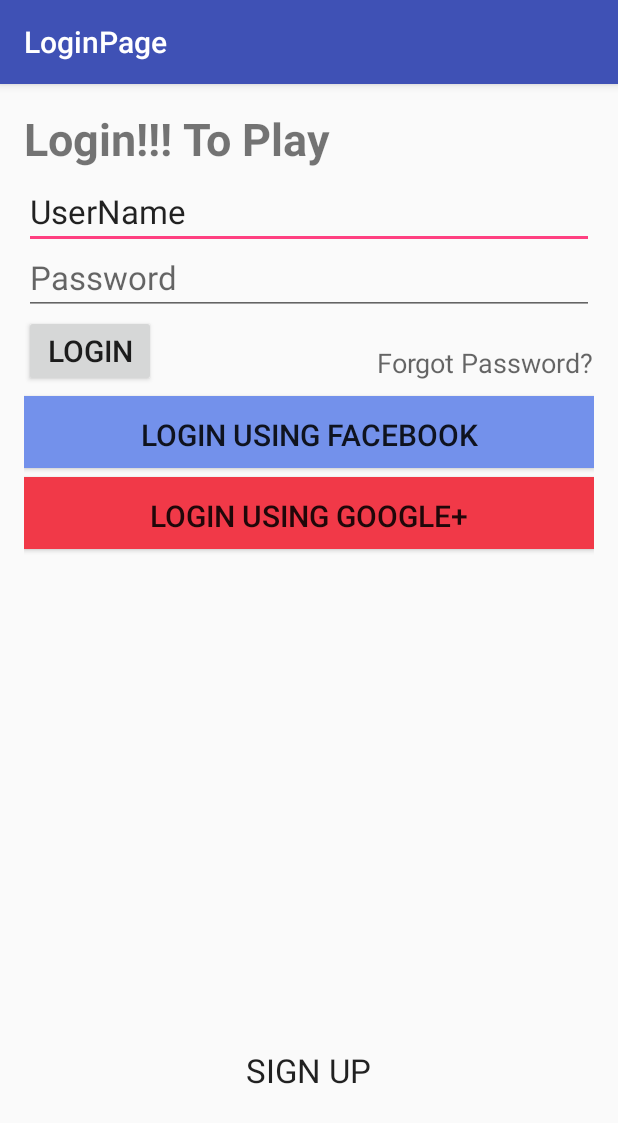
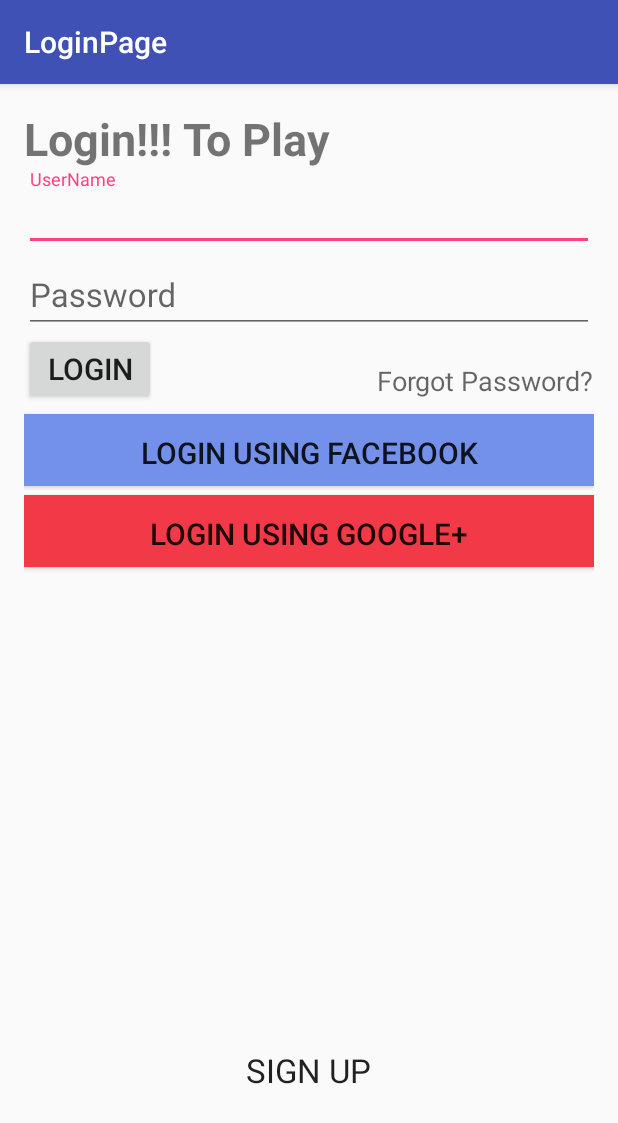
Before and after one commit to raihan-mohammad/ProjectQ, an Android app: the LoginPage screen opened directly, with no data from a screen before it, on a phone screen of 412 x 824 dp. Shown: the top 1123 px of the screen. Run offline under Robolectric (Android 15) with nearby library versions, the phone set to English and light mode, and no system bars; 1 statement that could not run was skipped.

Commit message:
22 June Rashi Sachan

```diff
--- a/app/src/main/AndroidManifest.xml
+++ b/app/src/main/AndroidManifest.xml
@@ -21,7 +21,8 @@
         <activity
             android:name=".LoginPage"
             android:label="@string/title_activity_login_page"
-            android:theme="@style/AppTheme.NoActionBar"></activity>
+            android:theme="@style/AppTheme.NoActionBar" />
+        <activity android:name=".Main_Page"></activity>
     </application>
 
 </manifest>
--- a/app/src/main/java/trainedge/projectq/LoginPage.java
+++ b/app/src/main/java/trainedge/projectq/LoginPage.java
@@ -6,6 +6,8 @@
 import android.support.v7.app.AppCompatActivity;
 import android.support.v7.widget.Toolbar;
 import android.view.View;
+import android.widget.Button;
+import android.widget.EditText;
 import android.widget.TextView;
 
 public class LoginPage extends AppCompatActivity {
@@ -13,11 +15,12 @@
     private TextView tv1;
     private TextView tv2;
     private TextView tv3;
-    private TextView et1;
-    private TextView et2;
-    private TextView b1;
-    private TextView b2;
-    private TextView b3;
+    private EditText et1;
+    private EditText et2;
+    private Button b1;
+    private Button b2;
+    private Button b3;
+
 
     @Override
     protected void onCreate(Bundle savedInstanceState) {
@@ -28,11 +31,11 @@
         tv1 =(TextView)findViewById(R.id.tv1);
         tv2 =(TextView)findViewById(R.id.tv2);
         tv3 =(TextView)findViewById(R.id.tv3);
-        et1 =(TextView)findViewById(R.id.et1);
-        et2 =(TextView)findViewById(R.id.et2);
-        b1 =(TextView)findViewById(R.id.b1);
-        b2 =(TextView)findViewById(R.id.b2);
-        b3 =(TextView)findViewById(R.id.b3);
+        et1 =(EditText)findViewById(R.id.et1);
+        et2 =(EditText)findViewById(R.id.et2);
+        b1 =(Button)findViewById(R.id.b1);
+        b2 =(Button)findViewById(R.id.b2);
+        b3 =(Button)findViewById(R.id.b3);
 
 
 
--- a/app/src/main/res/layout/content_login_page.xml
+++ b/app/src/main/res/layout/content_login_page.xml
@@ -12,92 +12,104 @@
     tools:context="trainedge.projectq.LoginPage"
     tools:showIn="@layout/activity_login_page">
 
-    <EditText
+    <android.support.design.widget.TextInputLayout
+        android:id="@+id/tilUserName"
         android:layout_width="match_parent"
         android:layout_height="wrap_content"
-        android:id="@+id/et1"
-        android:layout_alignParentTop="true"
         android:layout_alignParentStart="true"
-        android:hint="UserName"
-        android:gravity="left|center"
-        android:textSize="22dp"
-        android:paddingTop="4dp"
-        android:layout_marginTop="50dp"
-        android:text="UserName" />
+        android:layout_below="@+id/tv1">
 
-    <EditText
+        <EditText
+            android:id="@+id/et1"
+            android:layout_width="match_parent"
+            android:layout_height="wrap_content"
+            android:layout_marginTop="50dp"
+            android:gravity="left|center"
+            android:hint="UserName"
+            android:paddingTop="4dp"
+            android:textSize="22dp" />
+    </android.support.design.widget.TextInputLayout>
+
+    <android.support.design.widget.TextInputLayout
+        android:id="@+id/tilPassword"
         android:layout_width="match_parent"
         android:layout_height="wrap_content"
-        android:inputType="textPassword"
-        android:ems="10"
-        android:id="@+id/et2"
-        android:layout_below="@+id/et1"
         android:layout_alignParentStart="true"
-        android:hint="Password"
-        android:textSize="22dp"
-        android:paddingTop="4dp" />
+        android:layout_below="@+id/tilUserName"
+>
+
+        <EditText
+            android:id="@+id/et2"
+            android:layout_width="match_parent"
+            android:layout_height="wrap_content"
+            android:ems="10"
+            android:hint="Password"
+            android:inputType="textPassword"
+            android:paddingTop="4dp"
+            android:textSize="22dp" />
+    </android.support.design.widget.TextInputLayout>
 
     <Button
+        android:id="@+id/b1"
         android:layout_width="wrap_content"
         android:layout_height="wrap_content"
+        android:layout_alignParentStart="true"
+        android:layout_below="@+id/tilPassword"
         android:text="LOGIN"
-        android:id="@+id/b1"
-        android:layout_below="@+id/et2"
-        android:layout_alignParentStart="true"
         android:textSize="20dp" />
 
     <TextView
+        android:id="@+id/tv2"
         android:layout_width="wrap_content"
         android:layout_height="wrap_content"
-        android:textAppearance="?android:attr/textAppearanceMedium"
-        android:text="Forgot Password?"
-        android:id="@+id/tv2"
         android:layout_alignBottom="@+id/b1"
         android:layout_alignParentEnd="true"
+        android:paddingBottom="4dp"
         android:paddingTop="4dp"
-        android:paddingBottom="4dp" />
+        android:text="Forgot Password?"
+        android:textAppearance="?android:attr/textAppearanceMedium" />
 
     <Button
+        android:id="@+id/b2"
         android:layout_width="match_parent"
         android:layout_height="wrap_content"
-        android:text="Login using Facebook"
-        android:id="@+id/b2"
+        android:layout_alignParentStart="true"
         android:layout_below="@+id/b1"
-        android:layout_alignParentStart="true"
-        android:textSize="20dp"
+        android:layout_marginTop="6dp"
         android:background="#7391eb"
         android:paddingTop="4dp"
-        android:layout_marginTop="6dp" />
+        android:text="Login using Facebook"
+        android:textSize="20dp" />
 
     <Button
+        android:id="@+id/b3"
         android:layout_width="match_parent"
         android:layout_height="wrap_content"
-        android:text="LOGIN USING GOOGLE+"
-        android:id="@+id/b3"
+        android:layout_alignParentStart="true"
         android:layout_below="@+id/b2"
-        android:layout_alignParentStart="true"
-        android:textSize="20dp"
+        android:layout_marginTop="6dp"
         android:background="#f13948"
         android:paddingTop="4dp"
-        android:layout_marginTop="6dp" />
+        android:text="LOGIN USING GOOGLE+"
+        android:textSize="20dp" />
 
     <TextView
+        android:id="@+id/tv3"
         android:layout_width="wrap_content"
         android:layout_height="wrap_content"
-        android:textAppearance="?android:attr/textAppearanceLarge"
+        android:layout_alignParentBottom="true"
+        android:layout_centerHorizontal="true"
+        android:layout_marginBottom="80dp"
         android:text="SIGN UP"
-        android:id="@+id/tv3"
-        android:layout_marginBottom="80dp"
-        android:layout_alignParentBottom="true"
-        android:layout_centerHorizontal="true" />
+        android:textAppearance="?android:attr/textAppearanceLarge" />
 
     <TextView
+        android:id="@+id/tv1"
         android:layout_width="wrap_content"
         android:layout_height="wrap_content"
+        android:layout_alignParentStart="true"
+        android:layout_alignParentTop="true"
         android:text="Login!!! To Play"
-        android:id="@+id/tv1"
-        android:layout_alignParentTop="true"
-        android:layout_alignParentStart="true"
         android:textSize="30dp"
         android:textStyle="bold" />
 
```
